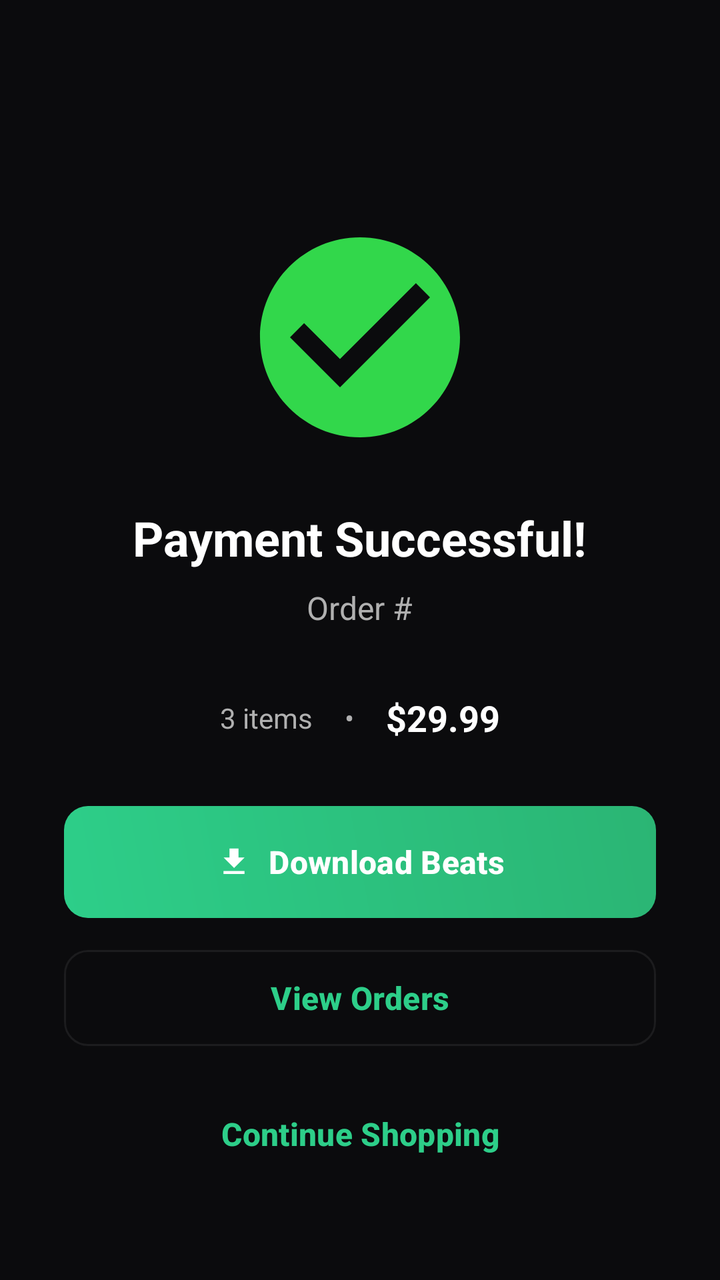
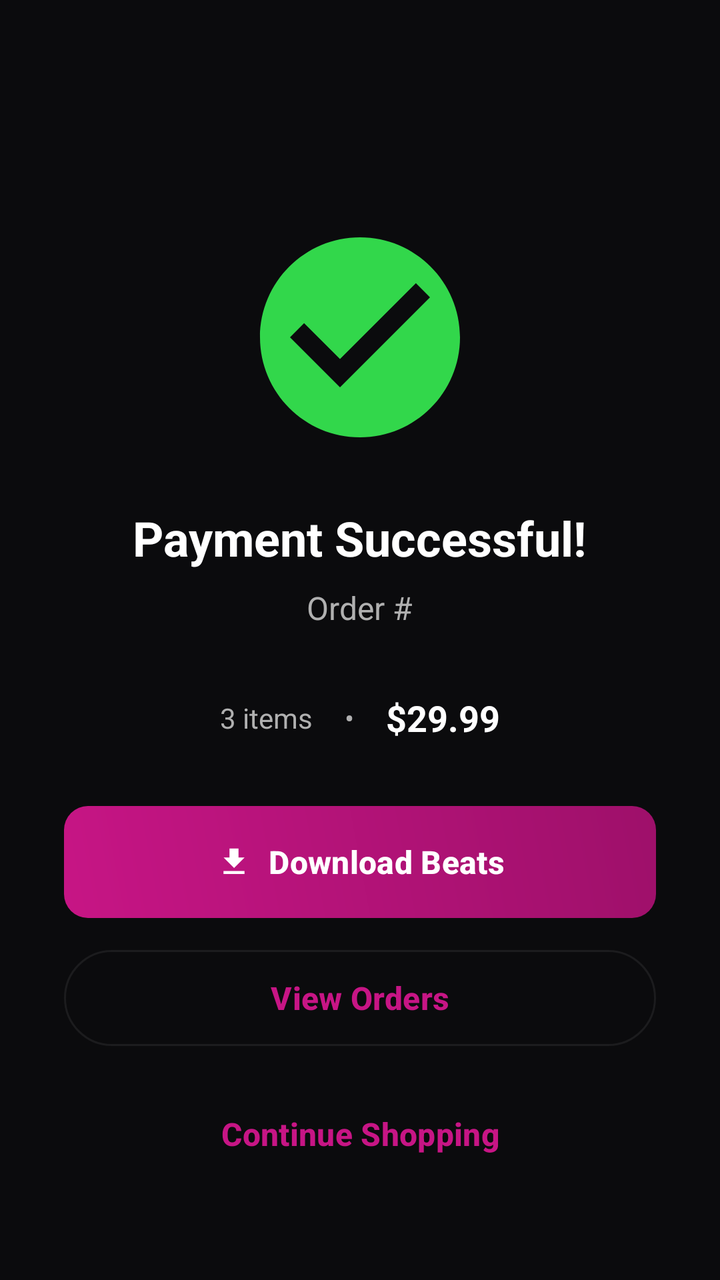

Screens rendered from an Android XML layout before and after an edit, with the pre-edit source and the edit as a unified diff.
<!-- AndroidManifest.xml: activity theme Theme.BeatHouse.Dark -->
<!-- res/layout/activity_buyer_order_complete.xml -->
<?xml version="1.0" encoding="utf-8"?>
<LinearLayout xmlns:android="http://schemas.android.com/apk/res/android"
    xmlns:app="http://schemas.android.com/apk/res-auto"
    android:layout_width="match_parent"
    android:layout_height="match_parent"
    android:orientation="vertical"
    android:background="@color/background_dark"
    android:gravity="center"
    android:padding="32dp">

    <com.google.android.material.appbar.MaterialToolbar
        android:id="@+id/toolbar"
        android:layout_width="match_parent"
        android:layout_height="?attr/actionBarSize"
        android:background="@android:color/transparent"
        app:navigationIcon="@null"
        app:title="" />

    <ImageView
        android:id="@+id/iv_success"
        android:layout_width="120dp"
        android:layout_height="120dp"
        android:src="@drawable/ic_check_circle"
        android:contentDescription="@string/success"
        app:tint="@color/success" />

    <TextView
        android:id="@+id/tvSuccessMessage"
        android:layout_width="wrap_content"
        android:layout_height="wrap_content"
        android:layout_marginTop="24dp"
        android:text="@string/payment_successful"
        android:textColor="@color/on_surface"
        android:textSize="24sp"
        android:textStyle="bold" />

    <TextView
        android:id="@+id/tvOrderId"
        android:layout_width="wrap_content"
        android:layout_height="wrap_content"
        android:layout_marginTop="8dp"
        android:text="@string/order_id"
        android:textColor="@color/on_surface_variant"
        android:textSize="16sp" />

    <LinearLayout
        android:layout_width="match_parent"
        android:layout_height="wrap_content"
        android:layout_marginTop="32dp"
        android:orientation="horizontal"
        android:gravity="center">

        <TextView
            android:id="@+id/tvItemCount"
            android:layout_width="wrap_content"
            android:layout_height="wrap_content"
            android:text="3 items"
            android:textColor="@color/on_surface_variant"
            android:textSize="14sp" />

        <TextView
            android:layout_width="wrap_content"
            android:layout_height="wrap_content"
            android:layout_marginStart="16dp"
            android:layout_marginEnd="16dp"
            android:text="•"
            android:textColor="@color/on_surface_variant" />

        <TextView
            android:id="@+id/tvTotal"
            android:layout_width="wrap_content"
            android:layout_height="wrap_content"
            android:text="$29.99"
            android:textColor="@color/on_surface"
            android:textSize="18sp"
            android:textStyle="bold" />
    </LinearLayout>

    <ProgressBar
        android:id="@+id/download_progress_bar"
        style="@style/Widget.AppCompat.ProgressBar.Horizontal"
        android:layout_width="match_parent"
        android:layout_height="8dp"
        android:layout_marginTop="32dp"
        android:visibility="gone"
        android:progressTint="@color/primary" />

    <TextView
        android:id="@+id/tvDownloadProgress"
        android:layout_width="wrap_content"
        android:layout_height="wrap_content"
        android:layout_marginTop="8dp"
        android:text="@string/preparing_download"
        android:textColor="@color/on_surface_variant"
        android:textSize="12sp"
        android:visibility="gone" />

    <com.google.android.material.button.MaterialButton
        android:id="@+id/btnDownload"
        android:layout_width="match_parent"
        android:layout_height="56dp"
        android:layout_marginTop="32dp"
        android:text="@string/download_beats"
        android:background="@drawable/bg_primary_gradient"
        app:backgroundTint="@null"
        app:cornerRadius="12dp"
        app:icon="@drawable/ic_download" />

    <com.google.android.material.button.MaterialButton
        android:id="@+id/btnViewOrders"
        android:layout_width="match_parent"
        android:layout_height="56dp"
        android:layout_marginTop="12dp"
        android:text="@string/view_orders"
        app:cornerRadius="12dp"
        style="@style/Widget.Material3.Button.OutlinedButton" />

    <com.google.android.material.button.MaterialButton
        android:id="@+id/btnContinueShopping"
        android:layout_width="match_parent"
        android:layout_height="56dp"
        android:layout_marginTop="12dp"
        android:text="@string/continue_shopping"
        app:cornerRadius="12dp"
        android:textColor="@color/primary"
        style="@style/Widget.Material3.Button.TextButton" />
</LinearLayout>
<!-- resources referenced by this layout -->
<resources>
  <color name="background_dark">#0B0B0D</color>
  <color name="on_surface">#FFFFFF</color>
  <color name="on_surface_variant">#B0B0B0</color>
  <color name="primary">#2DCE89</color>
  <color name="success">#32D74B</color>
  <!-- drawable bg_primary_gradient (drawable) -->
  <?xml version="1.0" encoding="utf-8"?>
  <shape xmlns:android="http://schemas.android.com/apk/res/android"
      android:shape="rectangle">
      <gradient
          android:startColor="#2DCE89"
          android:endColor="#2BB574"
          android:angle="45" />
      <corners android:radius="12dp" />
  </shape>
  <string name="continue_shopping">Continue Shopping</string>
  <string name="download_beats">Download Beats</string>
  <string name="order_id">Order #</string>
  <string name="payment_successful">Payment Successful!</string>
  <string name="preparing_download">Preparing download...</string>
  <string name="success">Success</string>
  <string name="view_orders">View Orders</string>
  <style name="Theme.BeatHouse.Dark" parent="Theme.BeatHouse">
          <item name="colorSurface">@color/surface</item>
          <item name="android:windowBackground">@color/background</item>
      </style>
  <color name="surface">#121214</color>
  <color name="background">#0B0B0D</color>
  <color name="primary_container">#004D40</color>
  <color name="on_primary">#FFFFFF</color>
  <color name="secondary">#8E8E93</color>
  <color name="secondary_container">#1C1C1E</color>
  <color name="on_secondary">#FFFFFF</color>
  <color name="error">#FF453A</color>
  <color name="error_container">#330000</color>
  <color name="surface_variant">#1A1A1C</color>
  <color name="outline">#1C1C1E</color>
  <style name="Widget.BeatHouse.Button" parent="Widget.Material3.Button">
          <item name="android:textSize">16sp</item>
          <item name="android:textStyle">bold</item>
          <item name="cornerRadius">12dp</item>
          <item name="iconGravity">textStart</item>
          <item name="iconPadding">8dp</item>
          <item name="android:insetTop">4dp</item>
          <item name="android:insetBottom">4dp</item>
          <item name="backgroundTint">@color/primary</item>
          <item name="android:textColor">@color/on_primary</item>
      </style>
  <style name="Widget.BeatHouse.Card" parent="Widget.Material3.CardView.Elevated">
          <item name="cardCornerRadius">16dp</item>
          <item name="cardElevation">0dp</item>
          <item name="strokeColor">@color/outline</item>
          <item name="strokeWidth">1dp</item>
          <item name="cardBackgroundColor">@color/surface_container</item>
      </style>
  <style name="Widget.BeatHouse.BottomNavigation" parent="Widget.Material3.BottomNavigationView">
          <item name="itemIconTint">@color/bottom_nav_icon_tint</item>
          <item name="itemTextColor">@color/bottom_nav_text_tint</item>
          <item name="itemBackground">@color/surface</item>
          <item name="android:background">@color/surface</item>
          <item name="elevation">0dp</item>
          <item name="itemPaddingTop">12dp</item>
          <item name="itemPaddingBottom">12dp</item>
      </style>
  <style name="Widget.BeatHouse.AppBarLayout" parent="Widget.Material3.AppBarLayout">
          <item name="android:background">@color/surface</item>
          <item name="backgroundTint">@color/surface</item>
      </style>
  <style name="Widget.BeatHouse.Chip" parent="Widget.Material3.Chip.Filter">
          <item name="chipCornerRadius">12dp</item>
          <item name="chipStrokeColor">@color/outline</item>
          <item name="chipStrokeWidth">1dp</item>
          <item name="android:textColor">@color/on_surface_variant</item>
          <item name="chipBackgroundColor">@color/surface_container</item>
          <item name="checkedIconTint">@color/primary</item>
          <item name="android:textSize">14sp</item>
      </style>
  <color name="surface_container">#1C1C1E</color>
  <!-- unchanged entries left out for length: 4 -->
</resources>

<!-- the commit's change to res/layout/activity_buyer_order_complete.xml (unified diff, before → after) -->
@@ -103,7 +103,7 @@
         android:text="@string/download_beats"
         android:background="@drawable/bg_primary_gradient"
         app:backgroundTint="@null"
-        app:cornerRadius="12dp"
+        app:cornerRadius="24dp"
         app:icon="@drawable/ic_download" />
 
     <com.google.android.material.button.MaterialButton
@@ -112,7 +112,7 @@
         android:layout_height="56dp"
         android:layout_marginTop="12dp"
         android:text="@string/view_orders"
-        app:cornerRadius="12dp"
+        app:cornerRadius="24dp"
         style="@style/Widget.Material3.Button.OutlinedButton" />
 
     <com.google.android.material.button.MaterialButton
@@ -121,7 +121,7 @@
         android:layout_height="56dp"
         android:layout_marginTop="12dp"
         android:text="@string/continue_shopping"
-        app:cornerRadius="12dp"
+        app:cornerRadius="24dp"
         android:textColor="@color/primary"
         style="@style/Widget.Material3.Button.TextButton" />
 </LinearLayout>
<!-- resource entries referenced after the edit -->
@@ -3,15 +3,15 @@
   <color name="background_dark">#0B0B0D</color>
   <color name="on_surface">#FFFFFF</color>
   <color name="on_surface_variant">#B0B0B0</color>
-  <color name="primary">#2DCE89</color>
+  <color name="primary">#C71585</color>
   <color name="success">#32D74B</color>
   <!-- drawable bg_primary_gradient (drawable) -->
   <?xml version="1.0" encoding="utf-8"?>
   <shape xmlns:android="http://schemas.android.com/apk/res/android"
       android:shape="rectangle">
       <gradient
-          android:startColor="#2DCE89"
-          android:endColor="#2BB574"
+          android:startColor="#C71585"
+          android:endColor="#9E106A"
           android:angle="45" />
       <corners android:radius="12dp" />
   </shape>
@@ -28,7 +28,7 @@
       </style>
   <color name="surface">#121214</color>
   <color name="background">#0B0B0D</color>
-  <color name="primary_container">#004D40</color>
+  <color name="primary_container">#4D0033</color>
   <color name="on_primary">#FFFFFF</color>
   <color name="secondary">#8E8E93</color>
   <color name="secondary_container">#1C1C1E</color>
@@ -40,7 +40,7 @@
   <style name="Widget.BeatHouse.Button" parent="Widget.Material3.Button">
           <item name="android:textSize">16sp</item>
           <item name="android:textStyle">bold</item>
-          <item name="cornerRadius">12dp</item>
+          <item name="cornerRadius">24dp</item>
           <item name="iconGravity">textStart</item>
           <item name="iconPadding">8dp</item>
           <item name="android:insetTop">4dp</item>
@@ -49,7 +49,7 @@
           <item name="android:textColor">@color/on_primary</item>
       </style>
   <style name="Widget.BeatHouse.Card" parent="Widget.Material3.CardView.Elevated">
-          <item name="cardCornerRadius">16dp</item>
+          <item name="cardCornerRadius">28dp</item>
           <item name="cardElevation">0dp</item>
           <item name="strokeColor">@color/outline</item>
           <item name="strokeWidth">1dp</item>
@@ -58,18 +58,19 @@
   <style name="Widget.BeatHouse.BottomNavigation" parent="Widget.Material3.BottomNavigationView">
           <item name="itemIconTint">@color/bottom_nav_icon_tint</item>
           <item name="itemTextColor">@color/bottom_nav_text_tint</item>
-          <item name="itemBackground">@color/surface</item>
-          <item name="android:background">@color/surface</item>
+          <item name="itemBackground">@android:color/transparent</item>
+          <item name="android:background">@android:color/transparent</item>
           <item name="elevation">0dp</item>
           <item name="itemPaddingTop">12dp</item>
           <item name="itemPaddingBottom">12dp</item>
+          <item name="labelVisibilityMode">unlabeled</item>
       </style>
   <style name="Widget.BeatHouse.AppBarLayout" parent="Widget.Material3.AppBarLayout">
           <item name="android:background">@color/surface</item>
           <item name="backgroundTint">@color/surface</item>
       </style>
   <style name="Widget.BeatHouse.Chip" parent="Widget.Material3.Chip.Filter">
-          <item name="chipCornerRadius">12dp</item>
+          <item name="chipCornerRadius">20dp</item>
           <item name="chipStrokeColor">@color/outline</item>
           <item name="chipStrokeWidth">1dp</item>
           <item name="android:textColor">@color/on_surface_variant</item>
